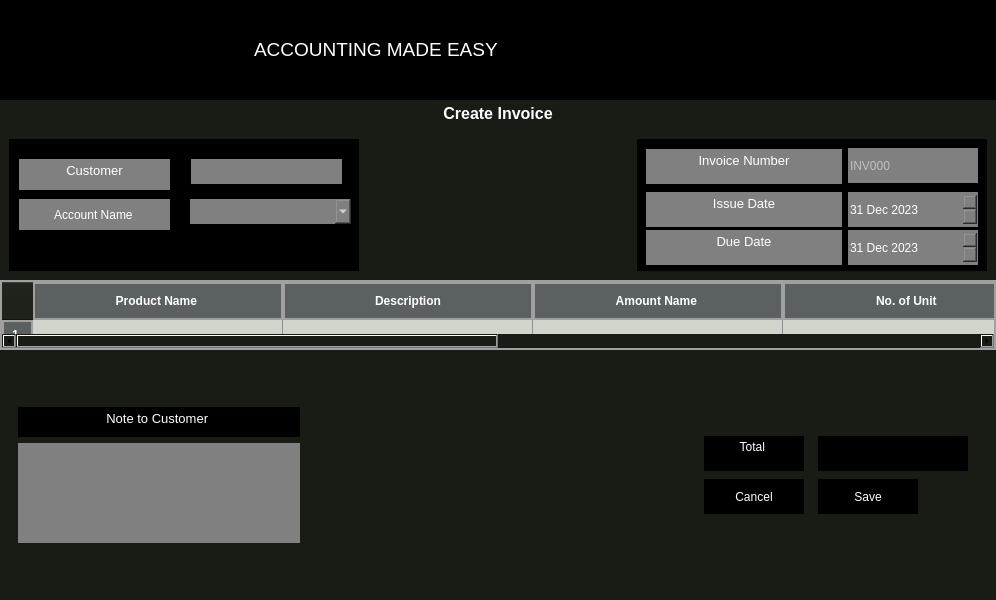
Qt form create1.ui (SujalMainali/Ledger-Logic) before a commit.
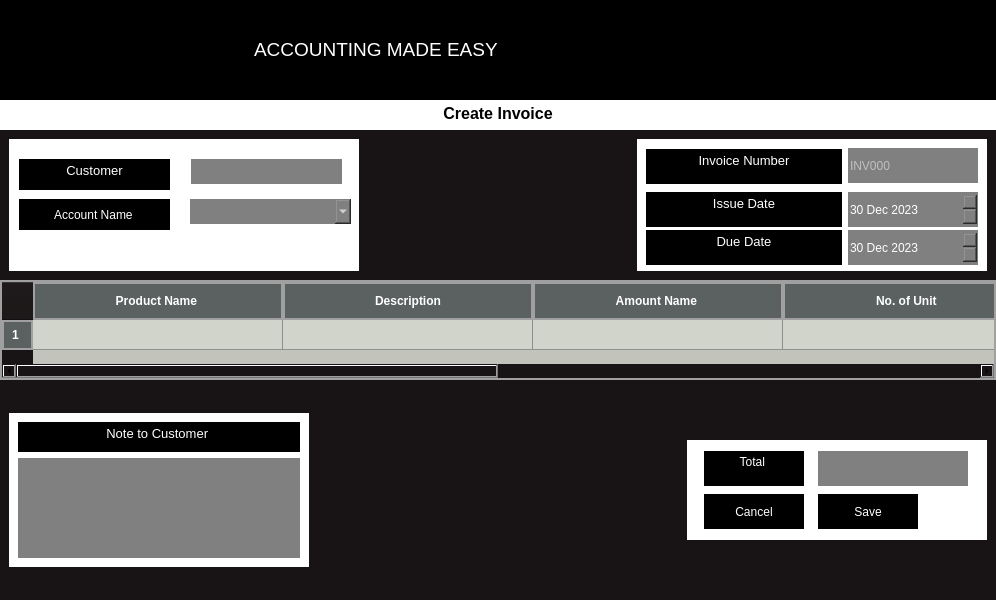
The same form after that commit. Icons and pictures are not drawn.

```diff
--- a/create1.ui
+++ b/create1.ui
@@ -21,7 +21,7 @@
   </property>
   <property name="styleSheet">
    <string notr="true">border:none;
-background-color:#181C14;</string>
+background-color:#181314;</string>
   </property>
   <widget class="QWidget" name="centralwidget">
    <property name="font">
@@ -178,8 +178,9 @@
        </size>
       </property>
       <property name="styleSheet">
-       <string notr="true">
-color:white;
+       <string notr="true">background-color:white;
+
+color:black;
 font: 800 11pt &quot;Rockwell Extra Bold&quot;;</string>
       </property>
       <property name="html">
@@ -230,7 +231,8 @@
           </size>
          </property>
          <property name="styleSheet">
-          <string notr="true">background-color:black;
+          <string notr="true">background-color:white;
+
 </string>
          </property>
          <property name="frameShape">
@@ -249,7 +251,7 @@
            </rect>
           </property>
           <property name="styleSheet">
-           <string notr="true">background-color:grey;
+           <string notr="true">background-color:black;
 color:white;
 font: 10pt &quot;Segoe UI&quot;;</string>
           </property>
@@ -277,9 +279,9 @@
            </rect>
           </property>
           <property name="styleSheet">
-           <string notr="true">background-color:grey;
+           <string notr="true">background-color:black;
 color:white;
-font: 11pt &quot;Segoe UI&quot;;</string>
+font: 10pt &quot;Segoe UI&quot;;</string>
           </property>
           <property name="text">
            <string>Account Name</string>
@@ -354,7 +356,8 @@
           </size>
          </property>
          <property name="styleSheet">
-          <string notr="true">background-color:black;
+          <string notr="true">background-color:white;
+
 color:white;</string>
          </property>
          <property name="frameShape">
@@ -379,10 +382,9 @@
              </size>
             </property>
             <property name="styleSheet">
-             <string notr="true">background-color:grey;
+             <string notr="true">background-color:black;
 color:white;
-
-font: 9pt &quot;Segoe UI&quot;;</string>
+font: 10pt &quot;Segoe UI&quot;;</string>
             </property>
             <property name="readOnly">
              <bool>true</bool>
@@ -394,8 +396,8 @@
 hr { height: 1px; border-width: 0; }
 li.unchecked::marker { content: &quot;\2610&quot;; }
 li.checked::marker { content: &quot;\2612&quot;; }
-&lt;/style&gt;&lt;/head&gt;&lt;body style=&quot; font-family:'Segoe UI'; font-size:9pt; font-weight:400; font-style:normal;&quot;&gt;
-&lt;p align=&quot;center&quot; style=&quot; margin-top:0px; margin-bottom:0px; margin-left:0px; margin-right:0px; -qt-block-indent:0; text-indent:0px;&quot;&gt;&lt;span style=&quot; font-size:10pt;&quot;&gt;Invoice Number&lt;/span&gt;&lt;/p&gt;&lt;/body&gt;&lt;/html&gt;</string>
+&lt;/style&gt;&lt;/head&gt;&lt;body style=&quot; font-family:'Segoe UI'; font-size:10pt; font-weight:400; font-style:normal;&quot;&gt;
+&lt;p align=&quot;center&quot; style=&quot; margin-top:0px; margin-bottom:0px; margin-left:0px; margin-right:0px; -qt-block-indent:0; text-indent:0px;&quot;&gt;Invoice Number&lt;/p&gt;&lt;/body&gt;&lt;/html&gt;</string>
             </property>
            </widget>
           </item>
@@ -414,7 +416,7 @@
              </size>
             </property>
             <property name="styleSheet">
-             <string notr="true">background-color:grey;
+             <string notr="true">background-color:black;
 color:white;
 font: 10pt &quot;Segoe UI&quot;;</string>
             </property>
@@ -454,12 +456,12 @@
             </property>
             <property name="dateTime">
              <datetime>
-              <hour>6</hour>
-              <minute>45</minute>
+              <hour>19</hour>
+              <minute>15</minute>
               <second>0</second>
               <year>2023</year>
               <month>12</month>
-              <day>31</day>
+              <day>30</day>
              </datetime>
             </property>
            </widget>
@@ -479,7 +481,7 @@
              </size>
             </property>
             <property name="styleSheet">
-             <string notr="true">background-color:grey;
+             <string notr="true">background-color:black;
 color:white;
 font: 10pt &quot;Segoe UI&quot;;</string>
             </property>
@@ -519,12 +521,12 @@
             </property>
             <property name="dateTime">
              <datetime>
-              <hour>6</hour>
-              <minute>45</minute>
+              <hour>19</hour>
+              <minute>15</minute>
               <second>0</second>
               <year>2023</year>
               <month>12</month>
-              <day>31</day>
+              <day>30</day>
              </datetime>
             </property>
            </widget>
@@ -571,13 +573,13 @@
       <property name="minimumSize">
        <size>
         <width>0</width>
-        <height>70</height>
+        <height>100</height>
        </size>
       </property>
       <property name="maximumSize">
        <size>
         <width>16777215</width>
-        <height>70</height>
+        <height>100</height>
        </size>
       </property>
       <property name="styleSheet">
@@ -703,6 +705,10 @@
            <height>0</height>
           </size>
          </property>
+         <property name="styleSheet">
+          <string notr="true">background-color:white;
+</string>
+         </property>
          <property name="frameShape">
           <enum>QFrame::StyledPanel</enum>
          </property>
@@ -736,8 +742,8 @@
 hr { height: 1px; border-width: 0; }
 li.unchecked::marker { content: &quot;\2610&quot;; }
 li.checked::marker { content: &quot;\2612&quot;; }
-&lt;/style&gt;&lt;/head&gt;&lt;body style=&quot; font-family:'Sans Serif'; font-size:9pt; font-weight:400; font-style:normal;&quot;&gt;
-&lt;p align=&quot;center&quot; style=&quot; margin-top:0px; margin-bottom:0px; margin-left:0px; margin-right:0px; -qt-block-indent:0; text-indent:0px;&quot;&gt;&lt;span style=&quot; font-family:'Segoe UI'; font-size:10pt;&quot;&gt;Note to Customer &lt;/span&gt;&lt;/p&gt;&lt;/body&gt;&lt;/html&gt;</string>
+&lt;/style&gt;&lt;/head&gt;&lt;body style=&quot; font-family:'Segoe UI'; font-size:9pt; font-weight:400; font-style:normal;&quot;&gt;
+&lt;p align=&quot;center&quot; style=&quot; margin-top:0px; margin-bottom:0px; margin-left:0px; margin-right:0px; -qt-block-indent:0; text-indent:0px;&quot;&gt;&lt;span style=&quot; font-size:10pt;&quot;&gt;Note to Customer &lt;/span&gt;&lt;/p&gt;&lt;/body&gt;&lt;/html&gt;</string>
             </property>
            </widget>
           </item>
@@ -786,6 +792,10 @@
            <height>100</height>
           </size>
          </property>
+         <property name="styleSheet">
+          <string notr="true">background-color:white;
+</string>
+         </property>
          <property name="frameShape">
           <enum>QFrame::StyledPanel</enum>
          </property>
@@ -819,8 +829,8 @@
 hr { height: 1px; border-width: 0; }
 li.unchecked::marker { content: &quot;\2610&quot;; }
 li.checked::marker { content: &quot;\2612&quot;; }
-&lt;/style&gt;&lt;/head&gt;&lt;body style=&quot; font-family:'Sans Serif'; font-size:9pt; font-weight:400; font-style:normal;&quot;&gt;
-&lt;p align=&quot;center&quot; style=&quot; margin-top:0px; margin-bottom:0px; margin-left:0px; margin-right:0px; -qt-block-indent:0; text-indent:0px;&quot;&gt;&lt;span style=&quot; font-family:'Segoe UI';&quot;&gt;Total &lt;/span&gt;&lt;/p&gt;&lt;/body&gt;&lt;/html&gt;</string>
+&lt;/style&gt;&lt;/head&gt;&lt;body style=&quot; font-family:'Segoe UI'; font-size:9pt; font-weight:400; font-style:normal;&quot;&gt;
+&lt;p align=&quot;center&quot; style=&quot; margin-top:0px; margin-bottom:0px; margin-left:0px; margin-right:0px; -qt-block-indent:0; text-indent:0px;&quot;&gt;Total &lt;/p&gt;&lt;/body&gt;&lt;/html&gt;</string>
             </property>
            </widget>
           </item>
@@ -839,8 +849,9 @@
              </size>
             </property>
             <property name="styleSheet">
-             <string notr="true">background-color:black;
-color:white;</string>
+             <string notr="true">background-color:grey;
+color:white;
+font: 10pt &quot;Segoe UI&quot;;</string>
             </property>
            </widget>
           </item>
```
Left out of the diff: 6 changed lines with no effect on the pictures.
